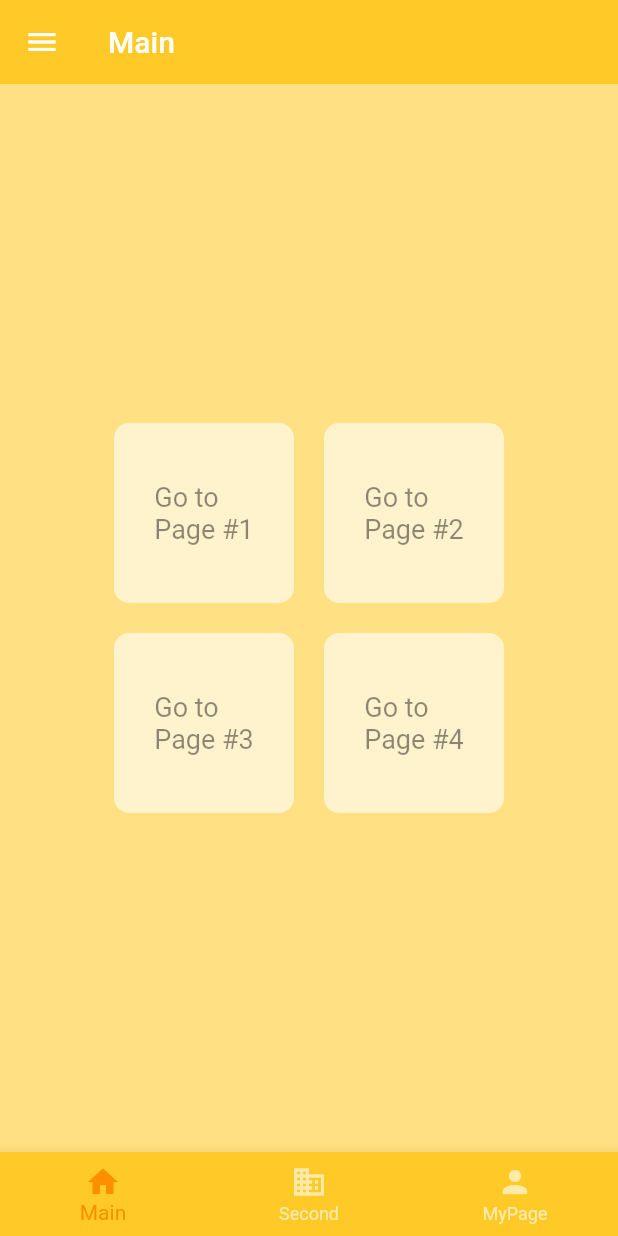
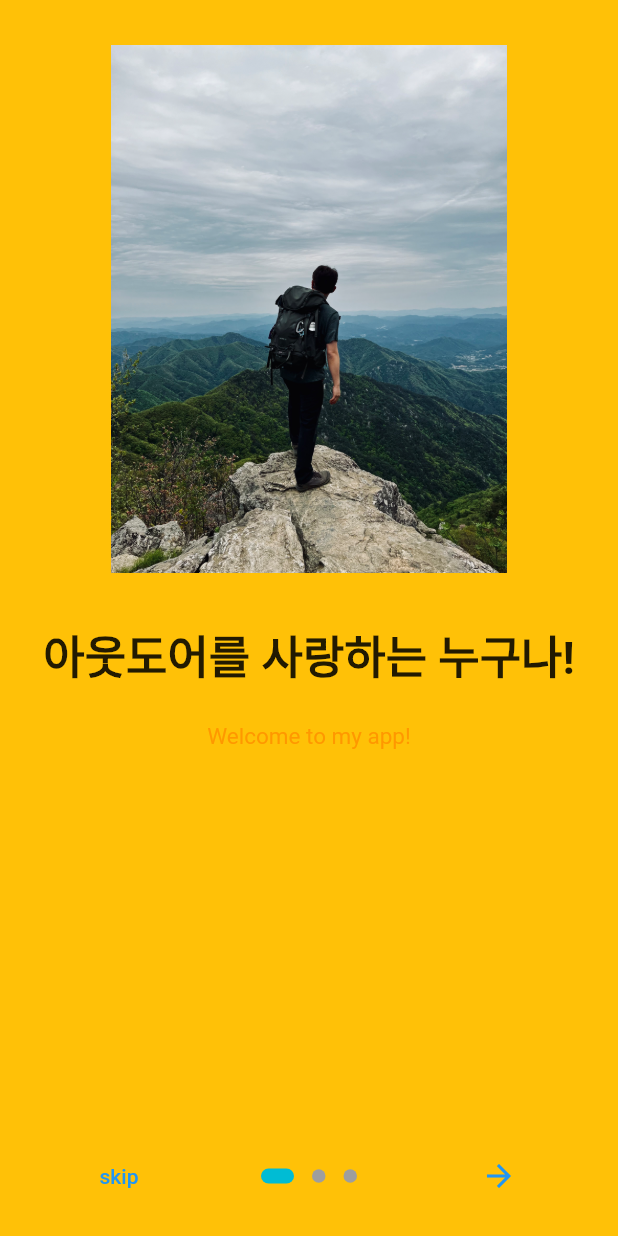
Before and after one commit to ryuqae/flutter_app_test, a Flutter app: the screen it shows after launch, on a phone screen of 412 x 824 dp. Run offline on Flutter 3.47's test engine with Material 2 defaults, Android fonts, the phone set to English and light mode, and no system bars; drawn by our look-alikes of introduction_screen.

Commit message:
added onboarding!

```diff
--- a/lib/main.dart
+++ b/lib/main.dart
@@ -1,14 +1,14 @@
-import 'package:flutter/cupertino.dart';
 import 'package:flutter/material.dart';
-import 'package:flutter_app_test/mypage.dart';
+import 'package:flutter_app_test/listview.dart';
+import 'package:flutter_app_test/onboarding.dart';
 import 'package:flutter_app_test/page_one.dart';
-import 'package:flutter_app_test/page_two.dart';
+import 'package:flutter_app_test/whoami.dart';
 
 const fontsize = 18.0;
 const email = 'ryuqae@gmail.com';
 const name = 'jeongwoo';
 
-void main() => runApp(const MaterialApp(home: MyApp()));
+void main() => runApp(const MaterialApp(home: OnBoardingPage()));
 
 class MyApp extends StatefulWidget {
   const MyApp({Key? key}) : super(key: key);
@@ -20,8 +20,8 @@ class MyApp extends StatefulWidget {
 class _MyAppState extends State<MyApp> {
   static const _widgetOptions = <Widget>[
     PageOne(),
-    PageTwo(),
-    MyPage(),
+    ListViewPage(),
+    WhoAmI(),
   ];
   int _selectedIndex = 0;
 
@@ -35,8 +35,8 @@ class _MyAppState extends State<MyApp> {
                 label: 'Main',
               ),
               BottomNavigationBarItem(
-                icon: Icon(Icons.business),
-                label: 'Second',
+                icon: Icon(Icons.phone_callback),
+                label: 'Contact',
               ),
               BottomNavigationBarItem(
                 icon: Icon(Icons.person),
--- /dev/null
+++ b/lib/onboarding.dart
@@ -0,0 +1,52 @@
+import 'package:flutter/material.dart';
+import 'package:flutter_app_test/main.dart';
+import 'package:flutter_app_test/mypage.dart';
+import 'package:introduction_screen/introduction_screen.dart';
+
+class OnBoardingPage extends StatelessWidget {
+  const OnBoardingPage({Key? key}) : super(key: key);
+
+  @override
+  Widget build(BuildContext context) {
+    return IntroductionScreen(
+      pages: [
+        PageViewModel(
+            title: '아웃도어를 사랑하는 누구나!',
+            body: 'Welcome to my app!',
+            image: Image.asset('assets/image/onBoarding.jpeg'),
+            decoration: getPageDecoration()),
+        PageViewModel(
+            title: 'Welcome to my app',
+            body: 'Welcome to my app!',
+            decoration: getPageDecoration()),
+        PageViewModel(
+            title: 'Welcome to my app',
+            body: 'Welcome to my app!',
+            decoration: getPageDecoration())
+      ],
+      done: const Text("done!"),
+      onDone: () {
+        Navigator.of(context).pushReplacement(
+            MaterialPageRoute(builder: (context) => const MyApp()));
+      },
+      next: const Icon(Icons.arrow_forward),
+      showSkipButton: true,
+      skip: const Text('skip'),
+      dotsDecorator: DotsDecorator(
+          activeColor: Colors.cyan,
+          activeSize: const Size(22, 10),
+          activeShape:
+              RoundedRectangleBorder(borderRadius: BorderRadius.circular(24))),
+      curve: Curves.bounceInOut,
+    );
+  }
+
+  PageDecoration getPageDecoration() {
+    return const PageDecoration(
+        titleTextStyle:
+            TextStyle(fontSize: bigfont, fontWeight: FontWeight.bold),
+        bodyTextStyle: TextStyle(fontSize: smallfont, color: Colors.orange),
+        imagePadding: EdgeInsets.only(top: 30),
+        pageColor: Colors.amber);
+  }
+}
```
Also changed, not shown: lib/listview.dart (added, +156 -0 lines), lib/page_one.dart (+6 -2 lines), lib/whoami.dart (added, +37 -0 lines), pubspec.yaml (+4 -6 lines), assets/image/onBoarding.jpeg (added), assets/image/profile1.jpeg (added), assets/image/profile2.jpeg (added), assets/image/profile3.jpeg (added), assets/image/profile4.jpeg (added), pubspec.lock.
